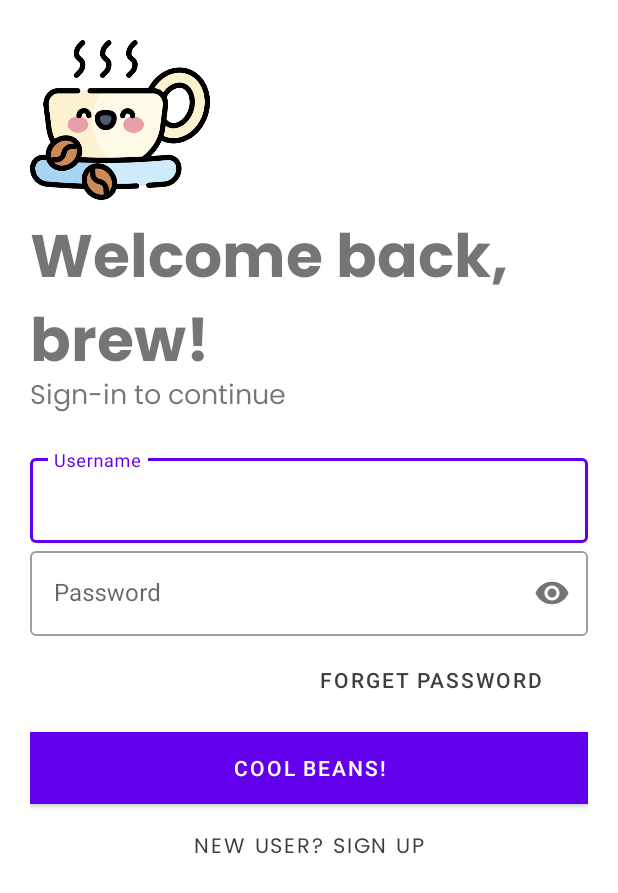
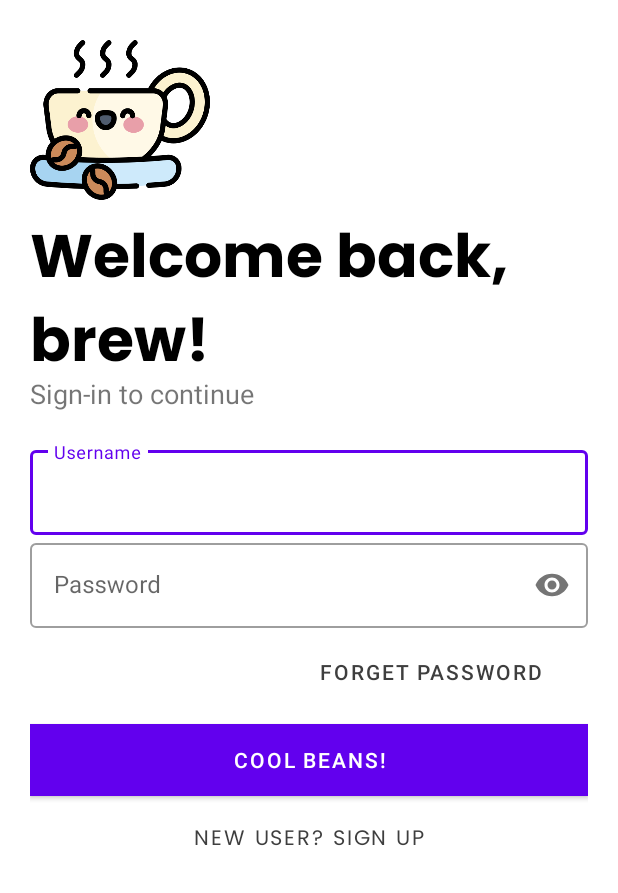
Before and after one commit to rtamera/Kappe-Hub, an Android app: the screen it shows after launch (Login), on a phone screen of 412 x 824 dp. Shown: the top 893 px of the screen. Run offline under Robolectric (Android 15) with nearby library versions, the phone set to English and light mode, and no system bars.

Commit message:
updated login

```diff
--- a/app/src/main/java/com/example/kappehub/Login.java
+++ b/app/src/main/java/com/example/kappehub/Login.java
@@ -3,12 +3,14 @@ package com.example.kappehub;
 import androidx.appcompat.app.AppCompatActivity;
 
 import android.os.Bundle;
+import android.view.WindowManager;
 
 public class Login extends AppCompatActivity {
 
     @Override
     protected void onCreate(Bundle savedInstanceState) {
         super.onCreate(savedInstanceState);
+        getWindow().setFlags(WindowManager.LayoutParams.FLAG_FULLSCREEN, WindowManager.LayoutParams.FLAG_FULLSCREEN);
         setContentView(R.layout.activity_login);
     }
 }
--- a/app/src/main/res/layout/activity_login.xml
+++ b/app/src/main/res/layout/activity_login.xml
@@ -21,13 +21,13 @@
         android:layout_height="110dp"
         android:fontFamily="@font/poppins_bold"
         android:text="Welcome back, brew!"
+        android:textColor="#000000"
         android:textSize="40sp" />
 
     <TextView
         android:id="@+id/slogan_image"
         android:layout_width="wrap_content"
         android:layout_height="wrap_content"
-        android:fontFamily="@font/poppins"
         android:text="Sign-in to continue"
         android:textSize="18sp" />
 
```
